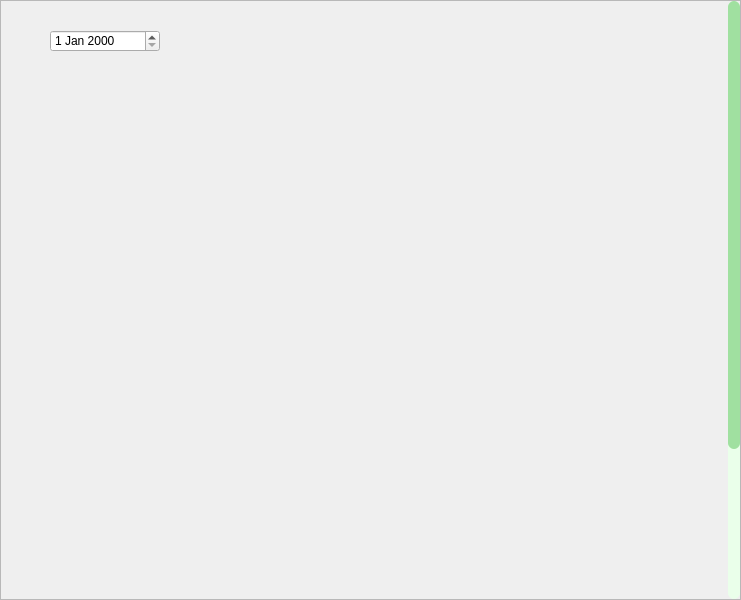
This is MoodMate/mooddiary.ui in Kevin-1849/MoodMate-- as Qt 5 draws it before an edit. The edited form follows.
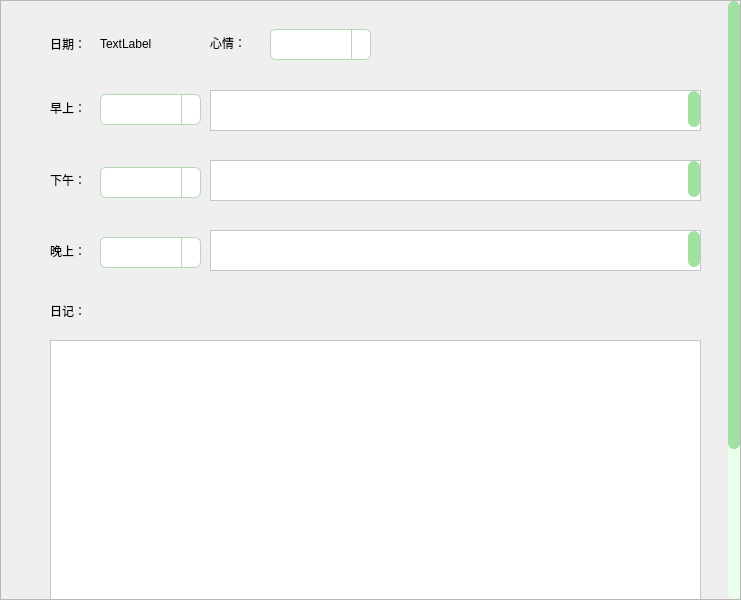
This is the edited form. Icons and pictures are not drawn. Custom widgets are drawn as their Qt base class.

What changed in the file:
```diff
--- a/MoodMate/mooddiary.ui
+++ b/MoodMate/mooddiary.ui
@@ -69,7 +69,7 @@
     <property name="geometry">
      <rect>
       <x>0</x>
-      <y>0</y>
+      <y>-200</y>
       <width>730</width>
       <height>798</height>
      </rect>
@@ -96,14 +96,405 @@
         <number>0</number>
        </property>
        <widget class="QWidget" name="editPage">
-        <widget class="QDateEdit" name="dateEdit">
+        <widget class="QTextEdit" name="morningEdit">
          <property name="geometry">
           <rect>
+           <x>200</x>
+           <y>80</y>
+           <width>491</width>
+           <height>41</height>
+          </rect>
+         </property>
+         <property name="font">
+          <font>
+           <family>Songti TC</family>
+           <pointsize>18</pointsize>
+          </font>
+         </property>
+         <property name="styleSheet">
+          <string notr="true">background-color:rgb(255, 255, 255)</string>
+         </property>
+        </widget>
+        <widget class="QLabel" name="label">
+         <property name="geometry">
+          <rect>
            <x>40</x>
-           <y>20</y>
-           <width>110</width>
-           <height>22</height>
+           <y>90</y>
+           <width>61</width>
+           <height>16</height>
           </rect>
+         </property>
+         <property name="styleSheet">
+          <string notr="true">background-color:rgba(0,0,0,0);
+font: 18pt &quot;Songti SC&quot;;</string>
+         </property>
+         <property name="text">
+          <string>早上：</string>
+         </property>
+        </widget>
+        <widget class="QLabel" name="label_5">
+         <property name="geometry">
+          <rect>
+           <x>40</x>
+           <y>160</y>
+           <width>61</width>
+           <height>20</height>
+          </rect>
+         </property>
+         <property name="styleSheet">
+          <string notr="true">background-color:rgba(0,0,0,0);
+font: 18pt &quot;Songti SC&quot;;</string>
+         </property>
+         <property name="text">
+          <string>下午：</string>
+         </property>
+        </widget>
+        <widget class="QLabel" name="label_7">
+         <property name="geometry">
+          <rect>
+           <x>40</x>
+           <y>230</y>
+           <width>51</width>
+           <height>21</height>
+          </rect>
+         </property>
+         <property name="styleSheet">
+          <string notr="true">background-color:rgba(0,0,0,0);
+font: 18pt &quot;Songti SC&quot;;</string>
+         </property>
+         <property name="text">
+          <string>晚上：</string>
+         </property>
+        </widget>
+        <widget class="QTextEdit" name="afternoonEdit">
+         <property name="geometry">
+          <rect>
+           <x>200</x>
+           <y>150</y>
+           <width>491</width>
+           <height>41</height>
+          </rect>
+         </property>
+         <property name="font">
+          <font>
+           <family>Songti TC</family>
+           <pointsize>18</pointsize>
+          </font>
+         </property>
+         <property name="styleSheet">
+          <string notr="true">background-color:rgb(255, 255, 255)</string>
+         </property>
+        </widget>
+        <widget class="QTextEdit" name="eveningEdit">
+         <property name="geometry">
+          <rect>
+           <x>200</x>
+           <y>220</y>
+           <width>491</width>
+           <height>41</height>
+          </rect>
+         </property>
+         <property name="font">
+          <font>
+           <family>Songti SC</family>
+           <pointsize>18</pointsize>
+          </font>
+         </property>
+         <property name="styleSheet">
+          <string notr="true">background-color:rgb(255, 255, 255)</string>
+         </property>
+        </widget>
+        <widget class="QLabel" name="label_8">
+         <property name="geometry">
+          <rect>
+           <x>200</x>
+           <y>22</y>
+           <width>61</width>
+           <height>21</height>
+          </rect>
+         </property>
+         <property name="styleSheet">
+          <string notr="true">background-color:rgba(0,0,0,0);
+font: 18pt &quot;Songti SC&quot;;</string>
+         </property>
+         <property name="text">
+          <string>心情：</string>
+         </property>
+        </widget>
+        <widget class="QComboBox" name="morningEmojiBox">
+         <property name="geometry">
+          <rect>
+           <x>90</x>
+           <y>84</y>
+           <width>101</width>
+           <height>31</height>
+          </rect>
+         </property>
+         <property name="styleSheet">
+          <string notr="true">    QComboBox {
+        background-color: white;               /* 主体白色背景 */
+        border: 1px solid #b5d7b3;             /* 柔和绿色边框 */
+        border-radius: 6px;
+        padding: 4px 8px;
+        font-size: 16px;
+        color: #2e4e2e;                        /* 深绿色文字 */
+    }
+
+    QComboBox::drop-down {
+        subcontrol-origin: padding;
+        subcontrol-position: top right;
+        width: 18px;
+        border-left: 1px solid #b5d7b3;        /* 和外框协调 */
+    }
+
+    QComboBox::down-arrow {
+	   image: url(:/icon/下拉箭头.jpeg);
+        width: 12px;
+        height: 12px;
+    }
+
+    QComboBox QAbstractItemView {
+        background-color: white;               /* 下拉列表白色背景 */
+        border: 1px solid #b5d7b3;
+        selection-background-color: #d6f5d8;   /* 选中项浅绿色高亮 */
+        selection-color: #2e4e2e;
+        padding: 4px;
+        font-size: 15px;
+    }</string>
+         </property>
+        </widget>
+        <widget class="QComboBox" name="afternoonEmojiBox">
+         <property name="geometry">
+          <rect>
+           <x>90</x>
+           <y>157</y>
+           <width>101</width>
+           <height>31</height>
+          </rect>
+         </property>
+         <property name="styleSheet">
+          <string notr="true">    QComboBox {
+        background-color: white;               /* 主体白色背景 */
+        border: 1px solid #b5d7b3;             /* 柔和绿色边框 */
+        border-radius: 6px;
+        padding: 4px 8px;
+        font-size: 16px;
+        color: #2e4e2e;                        /* 深绿色文字 */
+    }
+
+    QComboBox::drop-down {
+        subcontrol-origin: padding;
+        subcontrol-position: top right;
+        width: 18px;
+        border-left: 1px solid #b5d7b3;        /* 和外框协调 */
+    }
+
+    QComboBox::down-arrow {
+	   image: url(:/icon/下拉箭头.jpeg);
+        width: 12px;
+        height: 12px;
+    }
+
+    QComboBox QAbstractItemView {
+        background-color: white;               /* 下拉列表白色背景 */
+        border: 1px solid #b5d7b3;
+        selection-background-color: #d6f5d8;   /* 选中项浅绿色高亮 */
+        selection-color: #2e4e2e;
+        padding: 4px;
+        font-size: 15px;
+    }</string>
+         </property>
+        </widget>
+        <widget class="QComboBox" name="eveningEmojiBox">
+         <property name="geometry">
+          <rect>
+           <x>90</x>
+           <y>227</y>
+           <width>101</width>
+           <height>31</height>
+          </rect>
+         </property>
+         <property name="styleSheet">
+          <string notr="true">    QComboBox {
+        background-color: white;               /* 主体白色背景 */
+        border: 1px solid #b5d7b3;             /* 柔和绿色边框 */
+        border-radius: 6px;
+        padding: 4px 8px;
+        font-size: 16px;
+        color: #2e4e2e;                        /* 深绿色文字 */
+    }
+
+    QComboBox::drop-down {
+        subcontrol-origin: padding;
+        subcontrol-position: top right;
+        width: 18px;
+        border-left: 1px solid #b5d7b3;        /* 和外框协调 */
+    }
+
+    QComboBox::down-arrow {
+	   image: url(:/icon/下拉箭头.jpeg);
+        width: 12px;
+        height: 12px;
+    }
+
+    QComboBox QAbstractItemView {
+        background-color: white;               /* 下拉列表白色背景 */
+        border: 1px solid #b5d7b3;
+        selection-background-color: #d6f5d8;   /* 选中项浅绿色高亮 */
+        selection-color: #2e4e2e;
+        padding: 4px;
+        font-size: 15px;
+    }</string>
+         </property>
+        </widget>
+        <widget class="QComboBox" name="dailyEmojiBox">
+         <property name="geometry">
+          <rect>
+           <x>260</x>
+           <y>19</y>
+           <width>101</width>
+           <height>31</height>
+          </rect>
+         </property>
+         <property name="styleSheet">
+          <string notr="true">    QComboBox {
+        background-color: white;               /* 主体白色背景 */
+        border: 1px solid #b5d7b3;             /* 柔和绿色边框 */
+        border-radius: 6px;
+        padding: 4px 8px;
+        font-size: 16px;
+        color: #2e4e2e;                        /* 深绿色文字 */
+    }
+
+    QComboBox::drop-down {
+        subcontrol-origin: padding;
+        subcontrol-position: top right;
+        width: 18px;
+        border-left: 1px solid #b5d7b3;        /* 和外框协调 */
+    }
+
+    QComboBox::down-arrow {
+	   image: url(:/icon/下拉箭头.jpeg);
+        width: 12px;
+        height: 12px;
+    }
+
+    QComboBox QAbstractItemView {
+        background-color: white;               /* 下拉列表白色背景 */
+        border: 1px solid #b5d7b3;
+        selection-background-color: #d6f5d8;   /* 选中项浅绿色高亮 */
+        selection-color: #2e4e2e;
+        padding: 4px;
+        font-size: 15px;
+    }</string>
+         </property>
+        </widget>
+        <widget class="QTextEdit" name="diaryEdit">
+         <property name="geometry">
+          <rect>
+           <x>40</x>
+           <y>330</y>
+           <width>651</width>
+           <height>361</height>
+          </rect>
+         </property>
+         <property name="font">
+          <font>
+           <family>Songti SC</family>
+           <pointsize>18</pointsize>
+          </font>
+         </property>
+         <property name="styleSheet">
+          <string notr="true">background-color:rgb(255, 255, 255)</string>
+         </property>
+        </widget>
+        <widget class="QLabel" name="label_9">
+         <property name="geometry">
+          <rect>
+           <x>40</x>
+           <y>290</y>
+           <width>51</width>
+           <height>21</height>
+          </rect>
+         </property>
+         <property name="styleSheet">
+          <string notr="true">background-color:rgba(0,0,0,0);
+font: 18pt &quot;Songti SC&quot;;</string>
+         </property>
+         <property name="text">
+          <string>日记：</string>
+         </property>
+        </widget>
+        <widget class="QLabel" name="label_10">
+         <property name="geometry">
+          <rect>
+           <x>40</x>
+           <y>23</y>
+           <width>58</width>
+           <height>21</height>
+          </rect>
+         </property>
+         <property name="styleSheet">
+          <string notr="true">background-color:rgba(0,0,0,0);
+font: 18pt &quot;Songti SC&quot;;</string>
+         </property>
+         <property name="text">
+          <string>日期：</string>
+         </property>
+        </widget>
+        <widget class="QLabel" name="dateLabel_2">
+         <property name="geometry">
+          <rect>
+           <x>90</x>
+           <y>26</y>
+           <width>81</width>
+           <height>16</height>
+          </rect>
+         </property>
+         <property name="styleSheet">
+          <string notr="true">background-color:rgba(0,0,0,0);
+font: 18pt &quot;Songti SC&quot;;</string>
+         </property>
+         <property name="text">
+          <string>TextLabel</string>
+         </property>
+        </widget>
+        <widget class="QPushButton" name="saveButton">
+         <property name="geometry">
+          <rect>
+           <x>50</x>
+           <y>710</y>
+           <width>91</width>
+           <height>41</height>
+          </rect>
+         </property>
+         <property name="styleSheet">
+          <string notr="true">border: 2px solid #4CAF50; 
+    border-radius: 10px;              /* 圆角边框，可改为0表示*/
+    background-color: rgb(143, 255, 129);      
+font: 700 18pt &quot;Kaiti SC&quot;;</string>
+         </property>
+         <property name="text">
+          <string>保存</string>
+         </property>
+        </widget>
+        <widget class="QPushButton" name="returnButton">
+         <property name="geometry">
+          <rect>
+           <x>180</x>
+           <y>710</y>
+           <width>91</width>
+           <height>41</height>
+          </rect>
+         </property>
+         <property name="styleSheet">
+          <string notr="true">border: 2px solid #4CAF50; 
+    border-radius: 10px;              /* 圆角边框，可改为0表示*/
+    background-color: rgb(143, 255, 129);      
+font: 700 18pt &quot;Kaiti SC&quot;;</string>
+         </property>
+         <property name="text">
+          <string>返回</string>
          </property>
         </widget>
        </widget>
```
Left out of the diff: 2 changed lines with no effect on the pictures.
